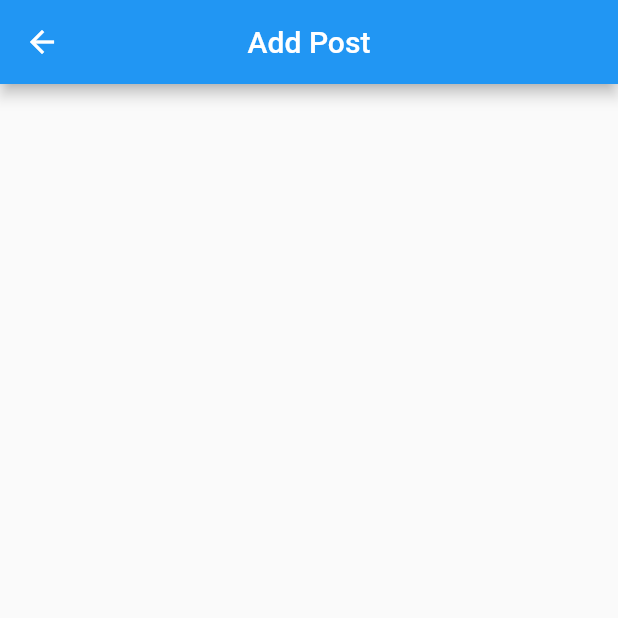
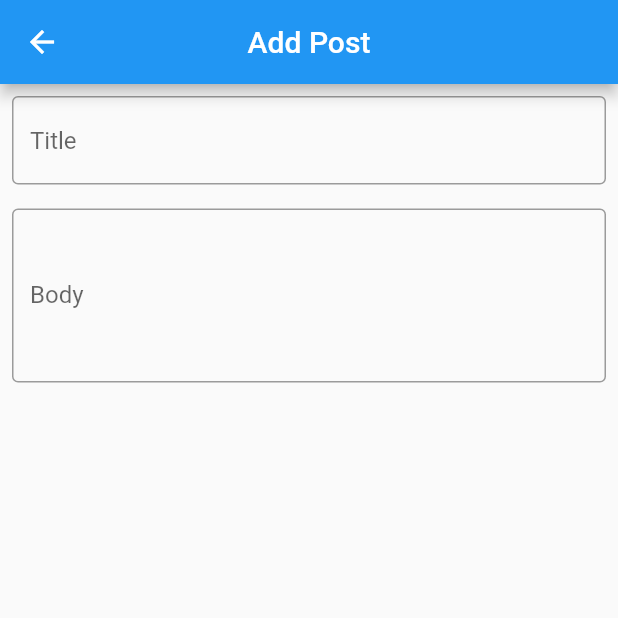
Before and after one commit to qrhfz/json_crud_riverpod, a Flutter app: the AddPost screen opened by its route, on a phone screen of 412 x 824 dp, the top half of it. Run offline on Flutter 3.47's test engine with Material 2 defaults, Android fonts, the light colour scheme and no system bars; our stand-ins replace dio, flutter_riverpod, freezed_annotation; network calls fail.

Commit message:
form add post txt controller

```diff
--- a/lib/view/add_post.dart
+++ b/lib/view/add_post.dart
@@ -6,6 +6,9 @@ class AddPost extends StatefulWidget {
 }
 
 class _AddPostState extends State<AddPost> {
+  final _titleTxtCtrl = TextEditingController();
+  final _bodyTxtCtrl = TextEditingController();
+
   @override
   Widget build(BuildContext context) {
     return Scaffold(
@@ -13,6 +16,32 @@ class _AddPostState extends State<AddPost> {
         title: Text('Add Post'),
         centerTitle: true,
       ),
+      body: Padding(
+        padding: EdgeInsets.all(8),
+        child: Column(
+          children: [
+            TextField(
+              decoration: InputDecoration(
+                border: OutlineInputBorder(),
+                hintText: 'Title',
+              ),
+              controller: _titleTxtCtrl,
+            ),
+            const SizedBox(
+              height: 16,
+            ),
+            TextField(
+              maxLines: 10,
+              minLines: 4,
+              decoration: InputDecoration(
+                labelText: 'Body',
+                border: OutlineInputBorder(),
+              ),
+              controller: _bodyTxtCtrl,
+            ),
+          ],
+        ),
+      ),
     );
   }
 }
```
